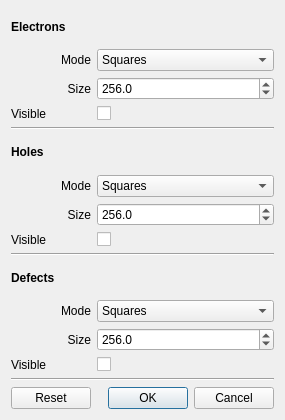
This is src/langmuirView/forms/pointdialog.ui in LangmuirSim/langmuir as Qt 5 draws it before an edit. The edited form follows.
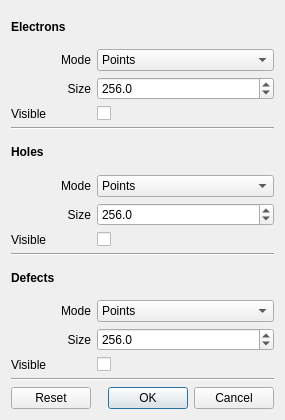
This is the edited form.

```diff
--- a/src/langmuirView/forms/pointdialog.ui
+++ b/src/langmuirView/forms/pointdialog.ui
@@ -52,11 +52,6 @@
      <property name="toolTip">
       <string>&lt;html&gt;&lt;head/&gt;&lt;body&gt;&lt;p&gt;Choose render mode for point cloud.&lt;/p&gt;&lt;/body&gt;&lt;/html&gt;</string>
      </property>
-     <item>
-      <property name="text">
-       <string>Squares</string>
-      </property>
-     </item>
      <item>
       <property name="text">
        <string>Points</string>
@@ -89,11 +84,6 @@
      <property name="toolTip">
       <string>&lt;html&gt;&lt;head/&gt;&lt;body&gt;&lt;p&gt;Choose render mode for point cloud.&lt;/p&gt;&lt;/body&gt;&lt;/html&gt;</string>
      </property>
-     <item>
-      <property name="text">
-       <string>Squares</string>
-      </property>
-     </item>
      <item>
       <property name="text">
        <string>Points</string>
@@ -197,11 +187,6 @@
      <property name="toolTip">
       <string>&lt;html&gt;&lt;head/&gt;&lt;body&gt;&lt;p&gt;Choose render mode for point cloud.&lt;/p&gt;&lt;/body&gt;&lt;/html&gt;</string>
      </property>
-     <item>
-      <property name="text">
-       <string>Squares</string>
-      </property>
-     </item>
      <item>
       <property name="text">
        <string>Points</string>
```
Left out of the diff: 30 changed lines with no effect on the pictures.
